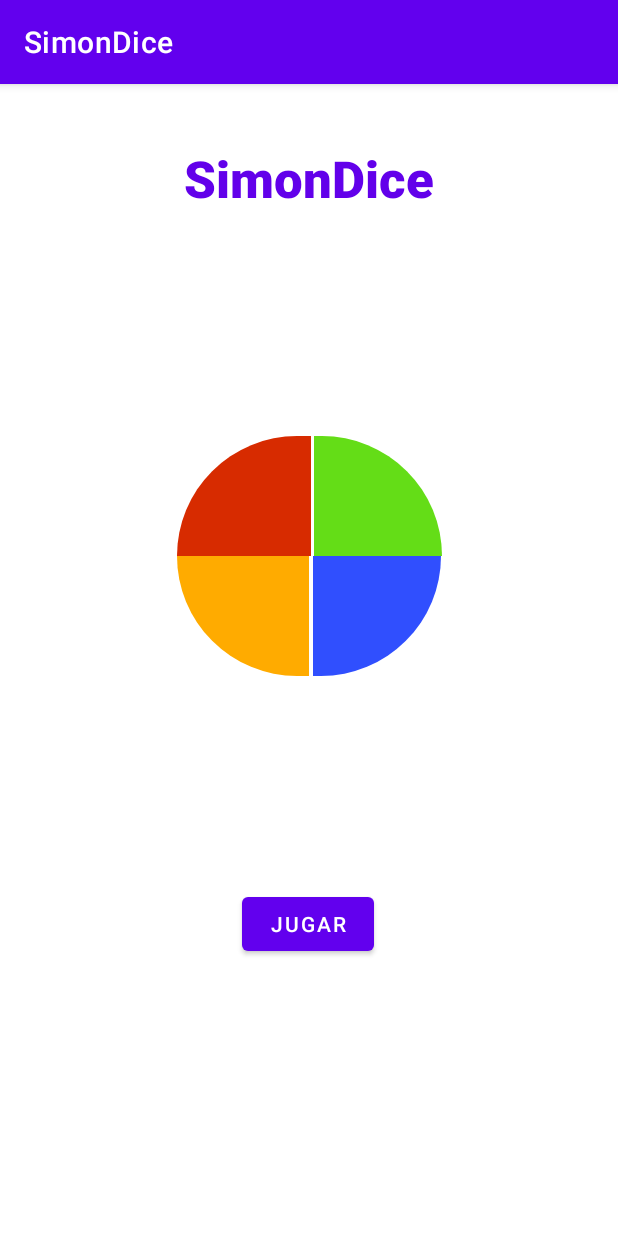
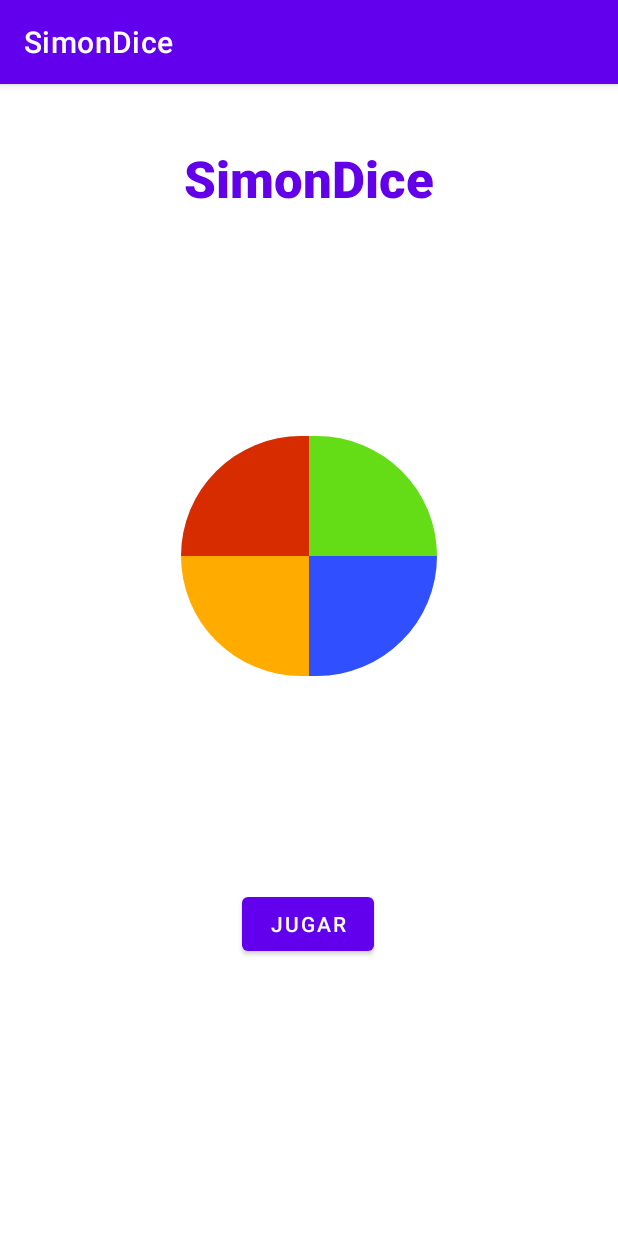
Before and after one commit to patriciamv97/SimonDice, an Android app: the screen it shows after launch (MainActivity), on a phone screen of 412 x 824 dp. Run offline under Robolectric (Android 15) with nearby library versions, the light colour scheme and no system bars.

Commit message:
Mejoras en el layout , solución advertencias MainActivity.kt

```diff
--- a/app/src/main/java/com/dam2a/simondice/MainActivity.kt
+++ b/app/src/main/java/com/dam2a/simondice/MainActivity.kt
@@ -1,7 +1,5 @@
 package com.dam2a.simondice
 
-import android.graphics.Color
-import android.graphics.drawable.Drawable
 import androidx.appcompat.app.AppCompatActivity
 import android.os.Bundle
 import android.util.Log
@@ -10,7 +8,6 @@ import android.widget.TextView
 import android.widget.Toast
 import kotlinx.coroutines.*
 import android.media.MediaPlayer
-import androidx.core.content.res.ResourcesCompat
 
 
 class MainActivity : AppCompatActivity() {
@@ -46,7 +43,6 @@ class MainActivity : AppCompatActivity() {
     var secuencia: MutableList<Int> = arrayListOf()
     var comprobar: MutableList<Int> = arrayListOf()
 
-    var mediaPlayer: MediaPlayer? = null
 
     override fun onCreate(savedInstanceState: Bundle?) {
 
--- a/app/src/main/res/layout/activity_main.xml
+++ b/app/src/main/res/layout/activity_main.xml
@@ -28,10 +28,9 @@
 
     <androidx.appcompat.widget.AppCompatButton
         android:id="@+id/rojo"
-        android:layout_width="89dp"
+        android:layout_width="85dp"
         android:layout_height="80dp"
         android:layout_marginStart="132dp"
-        android:layout_marginEnd="2dp"
         android:background="@drawable/boton_rojo"
         android:backgroundTint="#D72B00"
         app:layout_constraintBottom_toTopOf="@+id/guideline7"
@@ -42,7 +41,6 @@
         android:id="@+id/azul"
         android:layout_width="85dp"
         android:layout_height="80dp"
-        android:layout_marginStart="1dp"
         android:layout_marginEnd="132dp"
         android:background="@drawable/boton_azul"
         android:backgroundTint="#304FFE"
@@ -52,10 +50,9 @@
 
     <androidx.appcompat.widget.AppCompatButton
         android:id="@+id/amarillo"
-        android:layout_width="88dp"
+        android:layout_width="85dp"
         android:layout_height="80dp"
         android:layout_marginStart="132dp"
-        android:layout_marginEnd="1dp"
         android:background="@drawable/boton_amarillo"
         android:backgroundTint="#FFAB00"
         app:layout_constraintEnd_toStartOf="@+id/azul"
```
